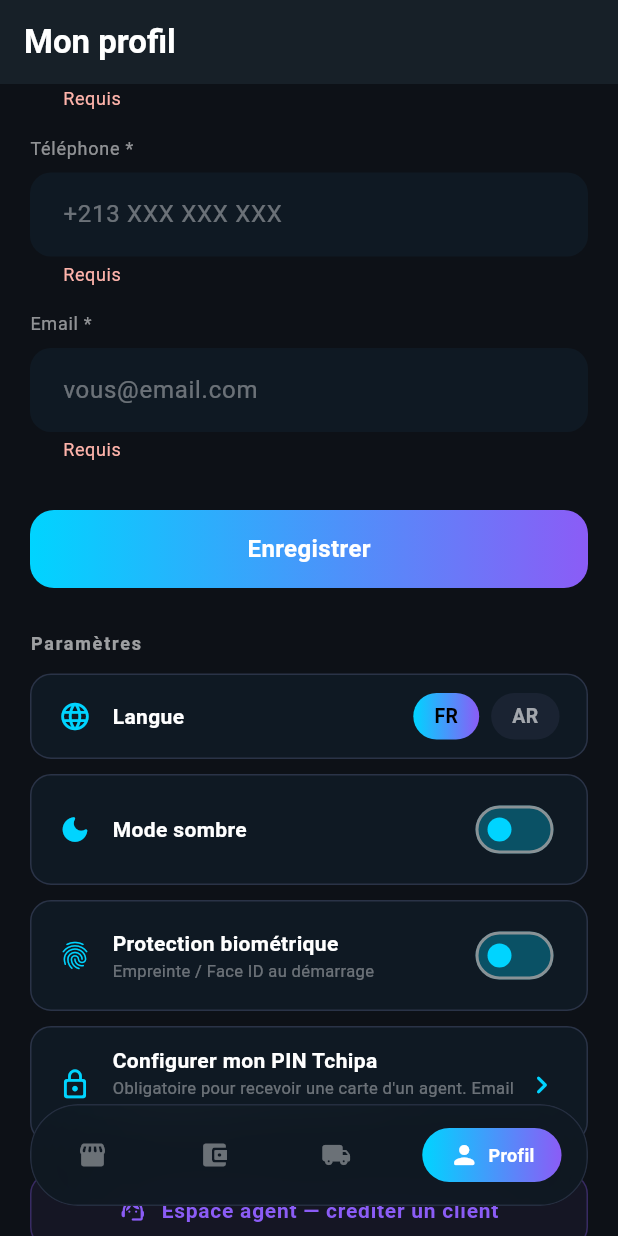
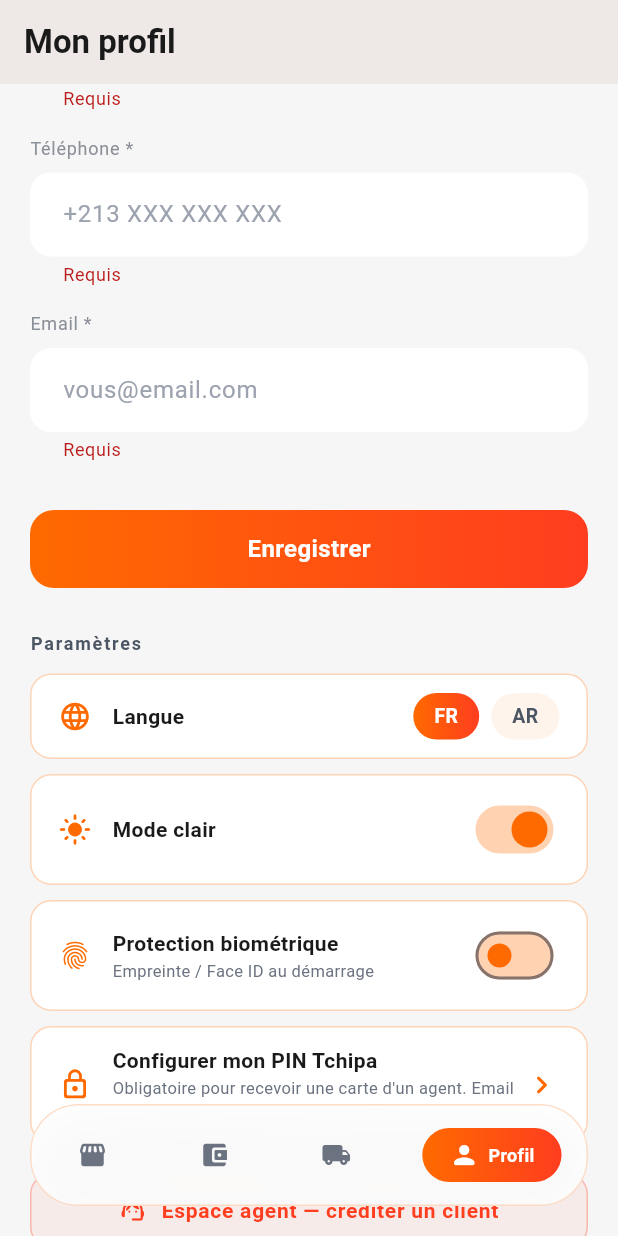
Before and after one commit to tarik9991/tchipa-pwa, a Flutter app: the screen it shows after launch, scrolled down 211 dp, after a tap on "Enregistrer", on a phone screen of 412 x 824 dp. Run offline on Flutter 3.47's test engine with Material 3 defaults, Android fonts, the phone set to English and light mode, and no system bars; our stand-ins replace cached_network_image, local_auth, shared_preferences, shimmer; network calls fail; Roboto replaces fonts that are missing (SF Pro Display).

Commit message:
feat(pwa): white + orange theme (light by default), banner colors, light status bar
Co-Authored-By: Claude Opus 5.5 <noreply@anthropic.com>

```diff
--- a/lib/main.dart
+++ b/lib/main.dart
@@ -279,7 +279,7 @@ class PinSetup {
           title: const Text('Vérifie ton email'),
           content: Column(mainAxisSize: MainAxisSize.min, children: [
             Icon(Icons.mark_email_unread_rounded,
-                color: const Color(0xFF00D4FF), size: 48),
+                color: const Color(0xFFFF6A00), size: 48),
             const SizedBox(height: 12),
             Text(
               'On t\'a envoyé un lien à\n$email\n\nClique-le, puis reviens ici.',
@@ -397,7 +397,7 @@ class PinApi {
   }
 }
 
-final ValueNotifier<bool>   darkModeNotifier = ValueNotifier(true);
+final ValueNotifier<bool>   darkModeNotifier = ValueNotifier(false);
 final ValueNotifier<String> langNotifier     = ValueNotifier('fr');
 
 class AppSettings {
@@ -406,7 +406,7 @@ class AppSettings {
 
   static Future<void> load() async {
     final p = await SharedPreferences.getInstance();
-    darkModeNotifier.value = p.getBool(_kDark) ?? true;
+    darkModeNotifier.value = p.getBool(_kDark) ?? false;
     langNotifier.value     = p.getString(_kLang) ?? 'fr';
     AppColors.update(darkModeNotifier.value);
   }
@@ -460,18 +460,19 @@ class AppColors {
       inputFg  = Colors.white;
       navUnsel = Colors.white38;
     } else {
-      bg       = const Color(0xFFF0F5FF);
+      // Clair (defaut, 2026-11-06) : blanc facon AliExpress/Temu, bords orange pale
+      bg       = const Color(0xFFF6F6F6);
       surface  = const Color(0xFFFFFFFF);
-      card     = const Color(0xFFEAF0FB);
-      text     = const Color(0xFF0D1117);
-      textSub  = const Color(0xFF334155);
-      textDim  = const Color(0xFF64748B);
-      border   = const Color(0xFFD1DCF0);
-      label    = const Color(0xFF0D1117);
-      sublabel = const Color(0xFF334155);
-      hint     = const Color(0xFF94A3B8);
-      inputFg  = const Color(0xFF0D1117);
-      navUnsel = const Color(0xFF64748B);
+      card     = const Color(0xFFFFF4EC);
+      text     = const Color(0xFF1A1A1A);
+      textSub  = const Color(0xFF4B5563);
+      textDim  = const Color(0xFF6B7280);
+      border   = const Color(0xFFFFD3B5);
+      label    = const Color(0xFF1A1A1A);
+      sublabel = const Color(0xFF4B5563);
+      hint     = const Color(0xFF9CA3AF);
+      inputFg  = const Color(0xFF1A1A1A);
+      navUnsel = const Color(0xFF6B7280);
     }
   }
 }
@@ -756,23 +757,23 @@ class _LockScreenState extends State<LockScreen> {
             Container(
               width: 80, height: 80,
               decoration: BoxDecoration(
-                gradient: const LinearGradient(colors: [Color(0xFF00D4FF), Color(0xFF8B5CF6)]),
+                gradient: const LinearGradient(colors: [Color(0xFFFF6A00), Color(0xFFFF3D1F)]),
                 borderRadius: BorderRadius.circular(22),
               ),
               child: const Center(
-                child: Text('T', style: TextStyle(color: Colors.black, fontSize: 40,
+                child: Text('T', style: TextStyle(color: Colors.white, fontSize: 40,
                     fontWeight: FontWeight.bold)),
               ),
             ),
             const SizedBox(height: 32),
-            const Text('Tchipa', style: TextStyle(color: Colors.white, fontSize: 28,
+            Text('Tchipa', style: TextStyle(color: AppColors.text, fontSize: 28,
                 fontWeight: FontWeight.bold)),
             const SizedBox(height: 8),
             Text('Veuillez vous authentifier',
-                style: TextStyle(color: Colors.white.withValues(alpha: 0.5), fontSize: 14)),
+                style: TextStyle(color: AppColors.textSub, fontSize: 14)),
             const SizedBox(height: 40),
             if (_loading)
-              const CircularProgressIndicator(color: Color(0xFF00D4FF))
+              const CircularProgressIndicator(color: Color(0xFFFF6A00))
             else ...[
               if (_error != null) ...[
                 Text(_error!, style: const TextStyle(color: Colors.redAccent, fontSize: 13)),
@@ -783,15 +784,15 @@ class _LockScreenState extends State<LockScreen> {
                 child: Container(
                   padding: const EdgeInsets.symmetric(horizontal: 32, vertical: 14),
                   decoration: BoxDecoration(
-                    gradient: const LinearGradient(colors: [Color(0xFF00D4FF), Color(0xFF8B5CF6)]),
+                    gradient: const LinearGradient(colors: [Color(0xFFFF6A00), Color(0xFFFF3D1F)]),
                     borderRadius: BorderRadius.circular(14),
                   ),
                   child: const Row(
                     mainAxisSize: MainAxisSize.min,
                     children: [
-                      Icon(Icons.fingerprint_rounded, color: Colors.black, size: 22),
+                      Icon(Icons.fingerprint_rounded, color: Colors.white, size: 22),
                       SizedBox(width: 10),
-                      Text('S\'authentifier', style: TextStyle(color: Colors.black,
+                      Text('S\'authentifier', style: TextStyle(color: Colors.white,
                           fontWeight: FontWeight.bold, fontSize: 15)),
                     ],
                   ),
@@ -825,10 +826,10 @@ class TchipaApp extends StatelessWidget {
     return ThemeData(
       brightness: brightness,
       scaffoldBackgroundColor: AppColors.bg,
-      primaryColor: const Color(0xFF00D4FF),
+      primaryColor: const Color(0xFFFF6A00),
       cardColor: AppColors.surface,
       colorScheme: ColorScheme.fromSeed(
-        seedColor: const Color(0xFF00D4FF),
+        seedColor: const Color(0xFFFF6A00),
         brightness: brightness,
         surface: AppColors.surface,
         onSurface: AppColors.text,
@@ -843,7 +844,7 @@ class TchipaApp extends StatelessWidget {
         ),
         focusedBorder: OutlineInputBorder(
           borderRadius: BorderRadius.circular(14),
-          borderSide: const BorderSide(color: Color(0xFF00D4FF)),
+          borderSide: const BorderSide(color: Color(0xFFFF6A00)),
         ),
         contentPadding:
             const EdgeInsets.symmetric(horizontal: 18, vertical: 16),
@@ -995,12 +996,12 @@ class _SplashScreenState extends State<SplashScreen>
                             shape: BoxShape.circle,
                             boxShadow: [
                               BoxShadow(
-                                color: Color(0x5900D4FF),
+                                color: Color(0x59FF6A00),
                                 blurRadius: 40,
                                 spreadRadius: 8,
                               ),
                               BoxShadow(
-                                color: Color(0x338B5CF6),
+                                color: Color(0x33FF3D1F),
                                 blurRadius: 60,
                                 spreadRadius: 4,
                               ),
@@ -1047,7 +1048,7 @@ class _SplashScreenState extends State<SplashScreen>
                 children: [
                   ShaderMask(
                     shaderCallback: (b) => const LinearGradient(
-                      colors: [Color(0xFF00D4FF), Color(0xFF8B5CF6)],
+                      colors: [Color(0xFFFF6A00), Color(0xFFFF3D1F)],
                     ).createShader(b),
                     child: const Text('tchipa',
                         style: TextStyle(
@@ -1072,7 +1073,7 @@ class _SplashScreenState extends State<SplashScreen>
                     child: CircularProgressIndicator(
                       strokeWidth: 2,
                       valueColor: AlwaysStoppedAnimation<Color>(
-                          const Color(0xFF00D4FF)
+                          const Color(0xFFFF6A00)
                               .withValues(alpha: 0.8)),
                     ),
                   ),
@@ -1114,7 +1115,7 @@ class _MainScreenState extends State<MainScreen> {
         setState(() => _idx = 3);
         ScaffoldMessenger.of(context).showSnackBar(SnackBar(
           content: Row(children: [
-            const Icon(Icons.person_outline, color: Color(0xFF00D4FF)),
+            const Icon(Icons.person_outline, color: Color(0xFFFF6A00)),
             const SizedBox(width: 10),
             Text('Complétez votre profil pour commencer',
                 style: TextStyle(color: AppColors.label)),
@@ -1188,7 +1189,7 @@ class _NavPill extends StatelessWidget {
         padding: EdgeInsets.symmetric(horizontal: sel ? 18 : 14, vertical: 8),
         decoration: BoxDecoration(
           gradient: sel ? const LinearGradient(
-            colors: [Color(0xFF00D4FF), Color(0xFF8B5CF6)],
+            colors: [Color(0xFFFF6A00), Color(0xFFFF3D1F)],
           ) : null,
           borderRadius: BorderRadius.circular(20),
         ),
@@ -1254,11 +1255,11 @@ class _ProfileScreenState extends State<ProfileScreen> {
     setState(() => _saving = false);
     if (!mounted) return;
     ScaffoldMessenger.of(context).showSnackBar(SnackBar(
-      content: const Row(children: [
-        Icon(Icons.check_circle_rounded, color: Color(0xFF00D4FF)),
+      content: Row(children: [
+        const Icon(Icons.check_circle_rounded, color: Color(0xFFFF6A00)),
         SizedBox(width: 10),
         Text('Profil enregistré',
-            style: TextStyle(color: Colors.white)),
+            style: TextStyle(color: AppColors.text)),
       ]),
       backgroundColor: AppColors.surface,
       behavior: SnackBarBehavior.floating,
@@ -1306,13 +1307,13 @@ class _ProfileScreenState extends State<ProfileScreen> {
                   decoration: const BoxDecoration(
                     shape: BoxShape.circle,
                     gradient: LinearGradient(colors: [
-                      Color(0xFF00D4FF), Color(0xFF8B5CF6)
+                      Color(0xFFFF6A00), Color(0xFFFF3D1F)
                     ]),
                   ),
                   child: Center(
                     child: Text(initial,
                         style: const TextStyle(
-                            color: Colors.black,
+                            color: Colors.white,
                             fontSize: 30,
                             fontWeight: FontWeight.bold)),
                   ),
@@ -1396,8 +1397,8 @@ class _ProfileScreenState extends State<ProfileScreen> {
                     await AppSettings.setDark(!v);
                     if (mounted) setState(() {});
                   },
-                  thumbColor: WidgetStateProperty.all(const Color(0xFF00D4FF)),
-                  trackColor: WidgetStateProperty.all(const Color(0xFF00D4FF).withValues(alpha: 0.3)),
+                  thumbColor: WidgetStateProperty.all(const Color(0xFFFF6A00)),
+                  trackColor: WidgetStateProperty.all(const Color(0xFFFF6A00).withValues(alpha: 0.3)),
                 ),
               ),
               // — Biométrique (native only: local_auth has no web plugin, and
@@ -1418,8 +1419,8 @@ class _ProfileScreenState extends State<ProfileScreen> {
                     await AppLock.setEnabled(v);
                     if (mounted) setState(() => _lockEnabled = v);
                   },
-                  thumbColor: WidgetStateProperty.all(const Color(0xFF00D4FF)),
-                  trackColor: WidgetStateProperty.all(const Color(0xFF00D4FF).withValues(alpha: 0.3)),
+                  thumbColor: WidgetStateProperty.all(const Color(0xFFFF6A00)),
+                  trackColor: WidgetStateProperty.all(const Color(0xFFFF6A00).withValues(alpha: 0.3)),
                 ),
               ),
               ],
@@ -1434,7 +1435,7 @@ class _ProfileScreenState extends State<ProfileScreen> {
                     ? 'PIN vérifié — seul toi peux récupérer les cartes envoyées à ton numéro.'
                     : 'Obligatoire pour recevoir une carte d\'un agent. Email + PIN à 4 chiffres.',
                 trailing: const Icon(Icons.chevron_right_rounded,
-                    color: Color(0xFF00D4FF)),
+                    color: Color(0xFFFF6A00)),
                 onTap: () async {
                   if (UserProfile.phone.trim().isEmpty ||
                       UserProfile.email.trim().isEmpty) {
@@ -1459,19 +1460,19 @@ class _ProfileScreenState extends State<ProfileScreen> {
                   padding: const EdgeInsets.symmetric(vertical: 14),
                   decoration: BoxDecoration(
                     border: Border.all(
-                        color: const Color(0xFF8B5CF6).withValues(alpha: 0.30)),
+                        color: const Color(0xFFFF3D1F).withValues(alpha: 0.30)),
                     borderRadius: BorderRadius.circular(14),
-                    color: const Color(0xFF8B5CF6).withValues(alpha: 0.06),
+                    color: const Color(0xFFFF3D1F).withValues(alpha: 0.06),
                   ),
                   child: const Row(
                     mainAxisAlignment: MainAxisAlignment.center,
                     children: [
                       Icon(Icons.support_agent_rounded,
-                          color: Color(0xFF8B5CF6), size: 18),
+                          color: Color(0xFFFF3D1F), size: 18),
                       SizedBox(width: 10),
                       Text('Espace agent — créditer un client',
                           style: TextStyle(
-                              color: Color(0xFF8B5CF6),
+                              color: Color(0xFFFF3D1F),
                               fontSize: 14,
                               fontWeight: FontWeight.w600,
                               letterSpacing: 0.5)),
@@ -1507,7 +1508,7 @@ class _SettingsTile extends StatelessWidget {
         border: Border.all(color: AppColors.border),
       ),
       child: Row(children: [
-        Icon(icon, color: const Color(0xFF00D4FF), size: 22),
+        Icon(icon, color: const Color(0xFFFF6A00), size: 22),
         const SizedBox(width: 14),
         Expanded(
           child: Column(crossAxisAlignment: CrossAxisAlignment.start, children: [
@@ -1544,12 +1545,12 @@ class _LangBtn extends StatelessWidget {
         padding: const EdgeInsets.symmetric(horizontal: 14, vertical: 6),
         decoration: BoxDecoration(
           gradient: selected ? const LinearGradient(
-              colors: [Color(0xFF00D4FF), Color(0xFF8B5CF6)]) : null,
+              colors: [Color(0xFFFF6A00), Color(0xFFFF3D1F)]) : null,
           color: selected ? null : AppColors.card,
           borderRadius: BorderRadius.circular(20),
         ),
         child: Text(label, style: TextStyle(
-            color: selected ? Colors.black : AppColors.textSub,
+            color: selected ? Colors.white : AppColors.textSub,
             fontWeight: FontWeight.bold, fontSize: 13)),
       ),
     );
@@ -1566,7 +1567,7 @@ class _FieldLabel extends StatelessWidget {
       padding: const EdgeInsets.only(bottom: 8),
       child: Text(text,
           style: const TextStyle(
-              color: Colors.white54,
+              color: Color(0xFF8A8F98),
               fontSize: 12,
               letterSpacing: 0.5)),
     );
@@ -1622,7 +1623,7 @@ class _ElectricLogoPainter extends CustomPainter {
       final rt = (t + i * 0.2) % 1.0;
       final radius = r0 + rt * (r1 + short * 0.12 - r0);
       final opacity = (1 - rt) * 0.5;
-      ringPaint.color = const Color(0xFF00D4FF).withValues(alpha: opacity);
+      ringPaint.color = const Color(0xFFFF6A00).withValues(alpha: opacity);
       canvas.drawCircle(center, radius, ringPaint);
     }
 
@@ -1637,8 +1638,8 @@ class _ElectricLogoPainter extends CustomPainter {
       final opacity = arcT < 0.5 ? arcT * 2 : (1 - arcT) * 2;
       final isBlue = i % 3 != 0;
       arcPaint.color = (isBlue
-              ? const Color(0xFF00D4FF)
-              : const Color(0xFF8B5CF6))
+              ? const Color(0xFFFF6A00)
+              : const Color(0xFFFF3D1F))
           .withValues(alpha: (opacity * 0.85).clamp(0.0, 1.0));
 
       final pts = arcs[i];
@@ -1654,7 +1655,7 @@ class _ElectricLogoPainter extends CustomPainter {
         tip,
         2.5,
         Paint()
-          ..color = const Color(0xFF00D4FF).withValues(alpha: opacity * 0.9)
+          ..color = const Color(0xFFFF6A00).withValues(alpha: opacity * 0.9)
           ..maskFilter = const MaskFilter.blur(BlurStyle.normal, 3),
       );
     }
@@ -1663,7 +1664,7 @@ class _ElectricLogoPainter extends CustomPainter {
     final orbitPaint = Paint()
       ..style = PaintingStyle.stroke
       ..strokeWidth = 0.7
-      ..color = const Color(0xFF00D4FF).withValues(alpha: 0.18);
+      ..color = const Color(0xFFFF6A00).withValues(alpha: 0.18);
     canvas.drawCircle(center, r0 - 4, orbitPaint);
 
     // ── Orbiting electron dots ──
@@ -1675,11 +1676,11 @@ class _ElectricLogoPainter extends CustomPainter {
         pos,
         4.5,
         Paint()
-          ..color = const Color(0xFF00D4FF).withValues(alpha: 0.3)
+          ..color = const Color(0xFFFF6A00).withValues(alpha: 0.3)
           ..maskFilter = const MaskFilter.blur(BlurStyle.normal, 4),
       );
       canvas.drawCircle(pos, 2.0,
-          Paint()..color = const Color(0xFF00D4FF).withValues(alpha: 0.95));
+          Paint()..color = const Color(0xFFFF6A00).withValues(alpha: 0.95));
       canvas.drawCircle(pos, 0.8,
           Paint()..color = Colors.white.withValues(alpha: 0.9));
     }
@@ -1690,7 +1691,7 @@ class _ElectricLogoPainter extends CustomPainter {
       center,
       r0 * 0.85,
       Paint()
-        ..color = const Color(0xFF00D4FF).withValues(alpha: 0.06 + glow * 0.08)
+        ..color = const Color(0xFFFF6A00).withValues(alpha: 0.06 + glow * 0.08)
         ..maskFilter = const MaskFilter.blur(BlurStyle.normal, 24),
     );
   }
@@ -1708,7 +1709,7 @@ class _ElectricLogoPainter extends CustomPainter {
 // The app never sends a price — the server charges the chosen variant's price.
 
 const LinearGradient _kShopGrad =
-    LinearGradient(colors: [Color(0xFF00D4FF), Color(0xFF8B5CF6)]);
+    LinearGradient(colors: [Color(0xFFFF6A00), Color(0xFFFF3D1F)]);
 
 String _usd(num v) => '${v.toStringAsFixed(2)} \$';
 
@@ -2227,7 +2228,7 @@ class _ShopScreenState extends State<ShopScreen> {
       body: SafeArea(
         bottom: false,
         child: RefreshIndicator(
-          color: const Color(0xFF8B5CF6),
+          color: const Color(0xFFFF3D1F),
           onRefresh: () async {
             _best = [];
             _cheap = [];
@@ -2296,9 +2297,9 @@ class _ShopScreenState extends State<ShopScreen> {
           Container(
             padding: const EdgeInsets.symmetric(horizontal: 8, vertical: 3),
             decoration: BoxDecoration(
-                color: const Color(0xFF8B5CF6).withValues(alpha: 0.14), borderRadius: BorderRadius.circular(8)),
+                color: const Color(0xFFFF3D1F).withValues(alpha: 0.14), borderRadius: BorderRadius.circular(8)),
             child: const Text('Boutique',
-                style: TextStyle(color: Color(0xFF8B5CF6), fontSize: 11, fontWeight: FontWeight.w800)),
+                style: TextStyle(color: Color(0xFFFF3D1F), fontSize: 11, fontWeight: FontWeight.w800)),
           ),
           const Spacer(),
           const _CartButton(),
@@ -2495,7 +2496,7 @@ class _ShopScreenState extends State<ShopScreen> {
                     value: e.key,
                     child: Row(children: [
                       Icon(e.key == _sort ? Icons.radio_button_checked : Icons.radio_button_off,
-                          size: 18, color: e.key == _sort ? const Color(0xFF8B5CF6) : AppColors.hint),
+                          size: 18, color: e.key == _sort ? const Color(0xFFFF3D1F) : AppColors.hint),
                       const SizedBox(width: 10),
                       Text(e.value, style: TextStyle(color: AppColors.label)),
                     ]),
@@ -2571,13 +2572,13 @@ class _PromoCarouselState extends State<_PromoCarousel> {
       Icons.local_shipping_rounded,
       'Livré chez toi en Algérie',
       'Livraison et douane comprises dans le prix affiché.',
-      [Color(0xFF00B4D8), Color(0xFF7C3AED)]
+      [Color(0xFFFF8A00), Color(0xFFE8340C)]
     ),
     (
       Icons.child_care_rounded,
       'Nouveau : Enfants & chaussures',
       'Bébé, fille, garçon — vêtements et chaussures.',
-      [Color(0xFFF472B6), Color(0xFF8B5CF6)]
+      [Color(0xFFF472B6), Color(0xFFFF3D1F)]
     ),
     (
       Icons.account_balance_wallet_rounded,
@@ -3006,7 +3007,7 @@ class _ProductScreenState extends State<ProductScreen> {
                   decoration: BoxDecoration(
                     borderRadius: BorderRadius.circular(10),
                     border: Border.all(
-                        color: i == _img ? const Color(0xFF8B5CF6) : Colors.transparent, width: 2),
+                        color: i == _img ? const Color(0xFFFF3D1F) : Colors.transparent, width: 2),
                   ),
                   child: _netImage(images[i]),
                 ),
@@ -3078,12 +3079,12 @@ class _ProductScreenState extends State<ProductScreen> {
                         padding: const EdgeInsets.symmetric(horizontal: 14, vertical: 9),
                         decoration: BoxDecoration(
                           color: _sel[e.key] == val
-                              ? const Color(0xFF8B5CF6).withValues(alpha: 0.12)
+                              ? const Color(0xFFFF3D1F).withValues(alpha: 0.12)
                               : AppColors.surface,
                           borderRadius: BorderRadius.circular(12),
                           border: Border.all(
                             width: _sel[e.key] == val ? 1.6 : 1,
-                            color: _sel[e.key] == val ? const Color(0xFF8B5CF6) : AppColors.border,
+                            color: _sel[e.key] == val ? const Color(0xFFFF3D1F) : AppColors.border,
                           ),
                         ),
                         child: Text(val,
@@ -3175,7 +3176,7 @@ class _Perk extends StatelessWidget {
   @override
   Widget build(BuildContext context) => Expanded(
         child: Column(children: [
-          Icon(icon, size: 22, color: const Color(0xFF8B5CF6)),
+          Icon(icon, size: 22, color: const Color(0xFFFF3D1F)),
           const SizedBox(height: 6),
           Text(text,
               textAlign: TextAlign.center,
@@ -3307,7 +3308,7 @@ class _CartScreenState extends State<CartScreen> {
                         style: TextStyle(color: AppColors.label, fontWeight: FontWeight.w600)),
                     Text(l.variantLabel, style: TextStyle(color: AppColors.sublabel, fontSize: 12)),
                     Text(_usd(l.unitUsd * l.qty),
-                        style: const TextStyle(color: Color(0xFF00D4FF), fontWeight: FontWeight.w800)),
+                        style: const TextStyle(color: Color(0xFFFF6A00), fontWeight: FontWeight.w800)),
                   ])),
                   Column(children: [
                     Row(mainAxisSize: MainAxisSize.min, children: [
@@ -3426,7 +3427,7 @@ class _WalletScreenState extends State<WalletScreen> {
     'agent_credit': ('Recharge par ton agent', Icons.south_west_rounded, Color(0xFF12B76A)),
     'purchase': ('Achat boutique', Icons.shopping_bag_outlined, Color(0xFFF97066)),
     'refund': ('Remboursement', Icons.undo_rounded, Color(0xFF12B76A)),
-    'adjust': ('Correction', Icons.tune_rounded, Color(0xFF8B5CF6)),
+    'adjust': ('Correction', Icons.tune_rounded, Color(0xFFFF3D1F)),
   };
 
   @override
@@ -3510,7 +3511,7 @@ class _WalletScreenState extends State<WalletScreen> {
   }
 
   Widget _historyRow(Map<String, dynamic> h) {
-    final k = _kinds[h['kind']] ?? ('Opération', Icons.swap_horiz_rounded, const Color(0xFF8B5CF6));
+    final k = _kinds[h['kind']] ?? ('Opération', Icons.swap_horiz_rounded, const Color(0xFFFF3D1F));
     final amt = (h['amountUsd'] as num).toDouble();
     return Container(
       margin: const EdgeInsets.only(bottom: 8),
@@ -3554,9 +3555,9 @@ class _WalletScreenState extends State<WalletScreen> {
 
 // ── Mes commandes ────────────────────────────────────────────────────────
 const Map<String, (String, Color)> kOrderStatus = {
-  'payee': ('Payée — en préparation', Color(0xFF00D4FF)),
-  'achetee': ('Achetée chez le fournisseur', Color(0xFF8B5CF6)),
-  'entrepot': ('À l\'entrepôt en Chine', Color(0xFF8B5CF6)),
+  'payee': ('Payée — en préparation', Color(0xFFFF6A00)),
+  'achetee': ('Achetée chez le fournisseur', Color(0xFFFF3D1F)),
+  'entrepot': ('À l\'entrepôt en Chine', Color(0xFFFF3D1F)),
   'expediee': ('Expédiée vers l\'Algérie', Color(0xFFF79009)),
   'livree': ('Livrée', Color(0xFF12B76A)),
   'annulee': ('Annulée — remboursée', Color(0xFFF97066)),
```
Also changed, not shown: 2 other files.
